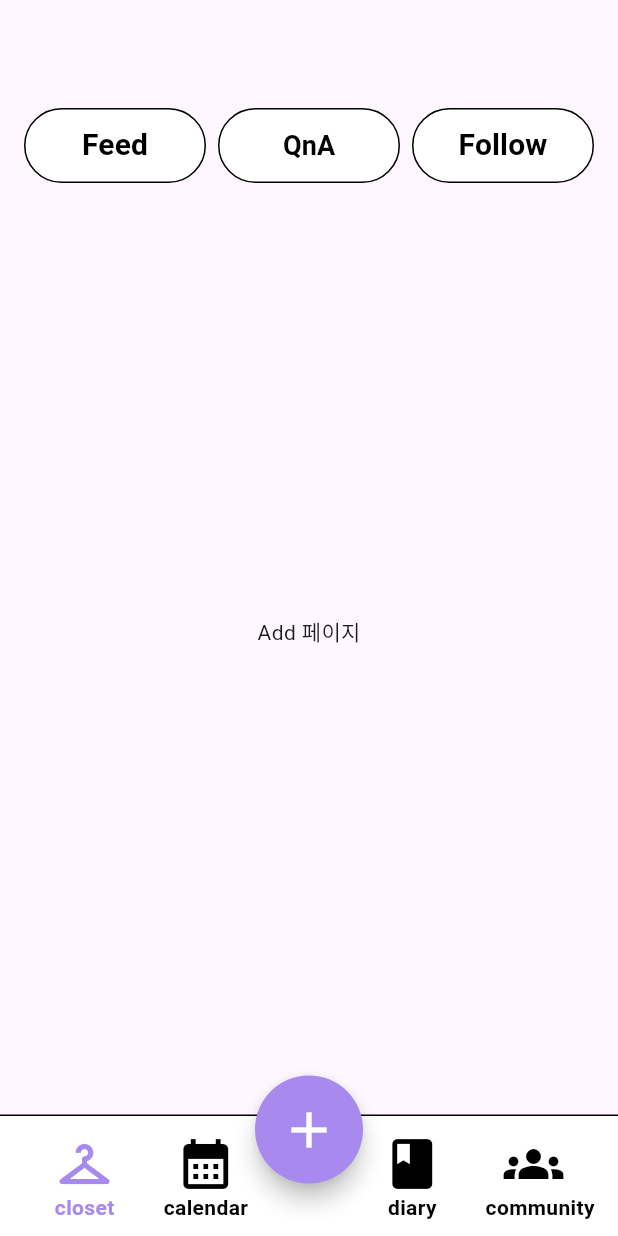
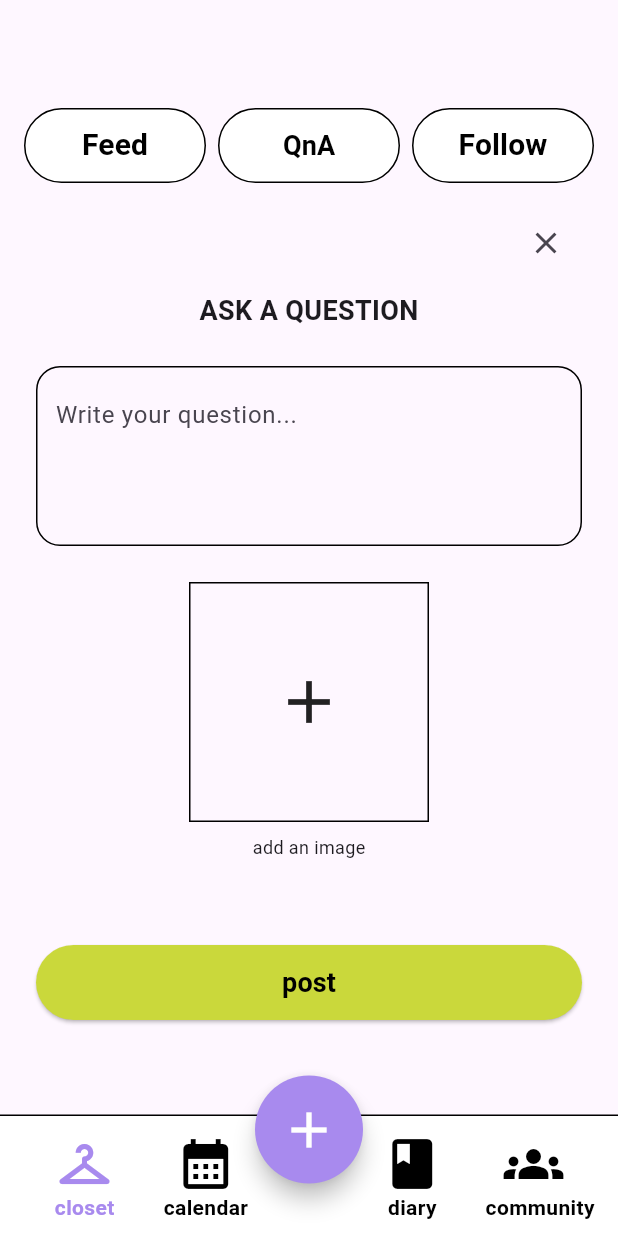
Before and after one commit to yeseul1008/FlutterTeamProject, a Flutter app: the QuestionAdd screen opened by its route, on a phone screen of 412 x 824 dp. Run offline on Flutter 3.47's test engine with Material 3 defaults, Android fonts, the phone set to English and light mode, and no system bars; our stand-ins replace cloud_firestore, firebase_core, go_router; accounts and stored records are empty.

Commit message:
20251226 commit

```diff
--- a/lib/pages/community/question_add.dart
+++ b/lib/pages/community/question_add.dart
@@ -12,12 +12,11 @@ class QuestionAdd extends StatelessWidget {
     return SafeArea(
       child: Column(
         children: [
-          /// ===== 상단 UI =====
+          /// ===== 상단 UI (기존 그대로) =====
           Padding(
             padding: const EdgeInsets.all(16),
             child: Row(
               children: [
-                /// ===== Feed =====
                 Expanded(
                   child: SizedBox(
                     height: 50,
@@ -49,10 +48,7 @@ class QuestionAdd extends StatelessWidget {
                     ),
                   ),
                 ),
-
                 const SizedBox(width: 8),
-
-                /// ===== QnA (현재 페이지) =====
                 Expanded(
                   child: SizedBox(
                     height: 50,
@@ -62,7 +58,7 @@ class QuestionAdd extends StatelessWidget {
                       style: ElevatedButton.styleFrom(
                         backgroundColor:
                         currentPath == '/questionFeed'
-                            ? const Color(0xFFCAD83B) // 활성화
+                            ? const Color(0xFFCAD83B)
                             : Colors.white,
                         foregroundColor: Colors.black,
                         elevation: 0,
@@ -84,10 +80,7 @@ class QuestionAdd extends StatelessWidget {
                     ),
                   ),
                 ),
-
                 const SizedBox(width: 8),
-
-                /// ===== Follow =====
                 Expanded(
                   child: SizedBox(
                     height: 50,
@@ -123,10 +116,110 @@ class QuestionAdd extends StatelessWidget {
             ),
           ),
 
-          /// ===== QnA 내용 =====
-          const Expanded(
-            child: Center(
-              child: Text('Add 페이지'),
+          /// ===== Body (여기부터 새 UI) =====
+          Expanded(
+            child: Padding(
+              padding: const EdgeInsets.symmetric(horizontal: 24),
+              child: Column(
+                crossAxisAlignment: CrossAxisAlignment.stretch,
+                children: [
+                  /// ✅ 닫기 버튼
+                  Align(
+                    alignment: Alignment.centerRight,
+                    child: IconButton(
+                      icon: const Icon(Icons.close),
+                      onPressed: () => context.pop(),
+                    ),
+                  ),
+
+                  const SizedBox(height: 8),
+
+                  /// ✅ 타이틀
+                  const Center(
+                    child: Text(
+                      'ASK A QUESTION',
+                      style: TextStyle(
+                        fontWeight: FontWeight.bold,
+                        fontSize: 18,
+                      ),
+                    ),
+                  ),
+
+                  const SizedBox(height: 24),
+
+                  /// 질문 입력 박스
+                  Container(
+                    height: 120,
+                    padding: const EdgeInsets.all(12),
+                    decoration: BoxDecoration(
+                      border: Border.all(color: Colors.black),
+                      borderRadius: BorderRadius.circular(16),
+                    ),
+                    child: const TextField(
+                      maxLines: null,
+                      expands: true,
+                      decoration: InputDecoration(
+                        hintText: 'Write your question...',
+                        border: InputBorder.none,
+                      ),
+                    ),
+                  ),
+
+                  const SizedBox(height: 24),
+
+                  /// 이미지 추가 박스
+                  Column(
+                    children: [
+                      Container(
+                        width: 160,
+                        height: 160,
+                        decoration: BoxDecoration(
+                          border: Border.all(color: Colors.black),
+                        ),
+                        child: const Center(
+                          child: Icon(
+                            Icons.add,
+                            size: 48,
+                          ),
+                        ),
+                      ),
+                      const SizedBox(height: 8),
+                      const Text(
+                        'add an image',
+                        style: TextStyle(fontSize: 12),
+                      ),
+                    ],
+                  ),
+
+                  const Spacer(),
+
+                  /// Post 버튼
+                  SizedBox(
+                    height: 50,
+                    child: ElevatedButton(
+                      onPressed: () {
+                        /// TODO: Firestore 저장 로직
+                      },
+                      style: ElevatedButton.styleFrom(
+                        backgroundColor: const Color(0xFFCAD83B),
+                        foregroundColor: Colors.black,
+                        shape: RoundedRectangleBorder(
+                          borderRadius: BorderRadius.circular(30),
+                        ),
+                      ),
+                      child: const Text(
+                        'post',
+                        style: TextStyle(
+                          fontWeight: FontWeight.bold,
+                          fontSize: 18,
+                        ),
+                      ),
+                    ),
+                  ),
+
+                  const SizedBox(height: 24),
+                ],
+              ),
             ),
           ),
         ],
--- a/lib/pages/community/question_feed.dart
+++ b/lib/pages/community/question_feed.dart
@@ -153,7 +153,7 @@ class QuestionFeed extends StatelessWidget {
                       ),
                     ),
                     child: const Text(
-                      'Add',
+                      'post a look',
                       style: TextStyle(
                         fontWeight: FontWeight.bold,
                         fontSize: 20,
```
